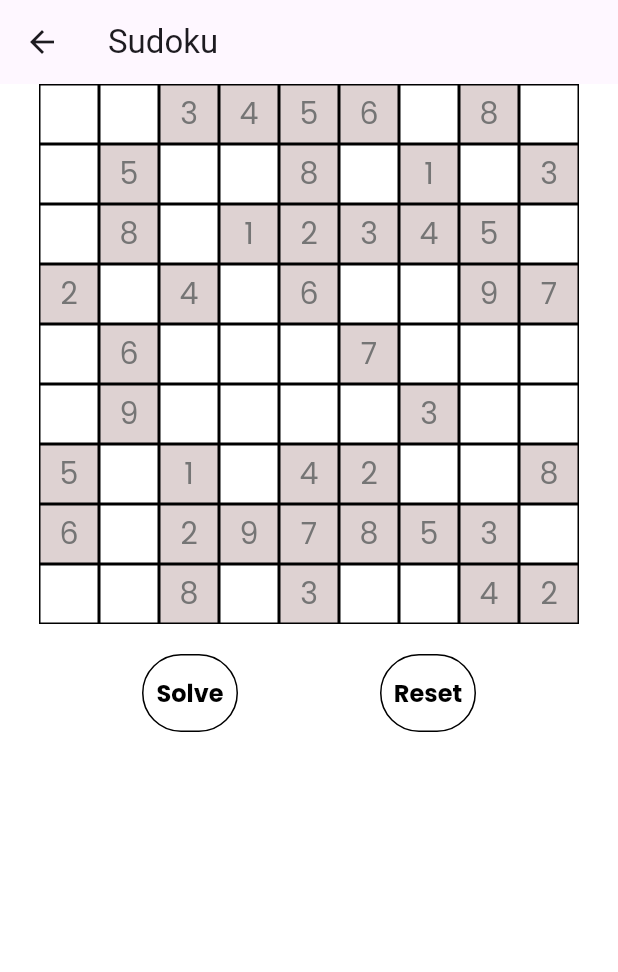
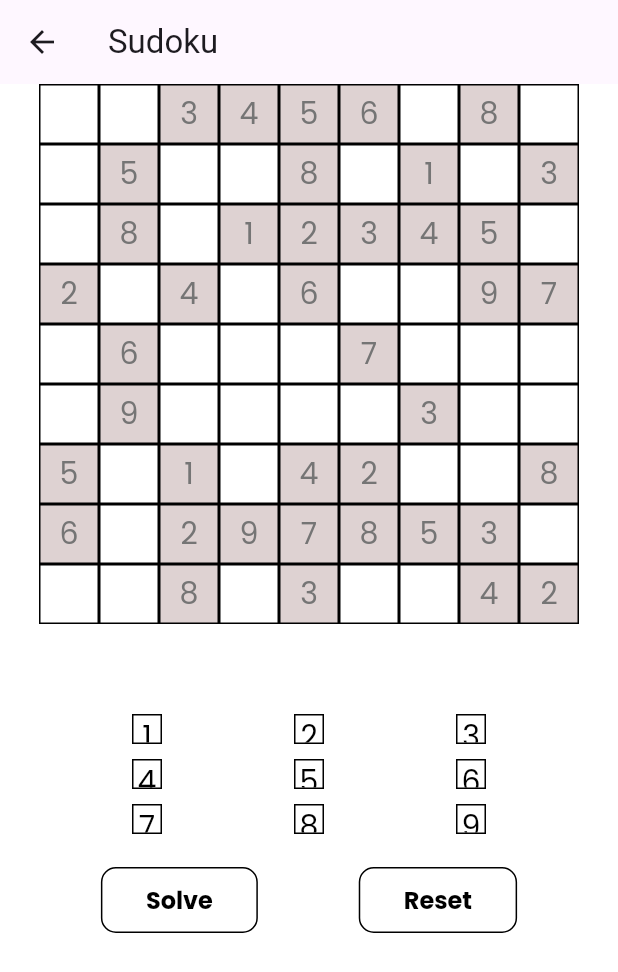
Before and after one commit to CNShreyaMehta/flutterDemoApp, a Flutter app: the SudokuScreen screen opened directly, on a phone screen of 412 x 824 dp. Shown: the top 972 px of the screen. Run offline on Flutter 3.47's test engine with Material 3 defaults, Android fonts, the phone set to English and light mode, and no system bars; our stand-ins replace flutter_otp_text_field, fluttertoast, get, get_storage, google_fonts, shared_preferences; accounts and stored records are empty.

```diff
--- a/lib/presentation/screens/sudoku_screen.dart
+++ b/lib/presentation/screens/sudoku_screen.dart
@@ -116,6 +116,12 @@
       solveSudoku(gridData);
     });
   }
+  Row buildRow(List<String?> texts) {
+    return Row(
+      mainAxisAlignment: MainAxisAlignment.spaceEvenly,
+      children: texts.map((text) => NumberBox(text: text)).toList(),
+    );
+  }
 
   @override
   Widget build(BuildContext context) {
@@ -179,23 +185,81 @@
                         ),
                       );
                     }).toList(),
+
                   );
                 }).toList(),
               ),
             ),
             const SizedBox(height: 20),
-            Row(
+       const SizedBox(
+              height: 20,
+
+            ),
+            Container(
+              //color: Colors.blue,
+              alignment: Alignment.center,
+              child: Padding(
+                padding: const EdgeInsets.symmetric(vertical: 20),
+                child: Column(
+                  mainAxisAlignment: MainAxisAlignment.center,
+                  children: [
+                    buildRow(['1', '2', '3']),
+                    const SizedBox(height: 10),
+                    buildRow(['4', '5', '6']),
+                    const SizedBox(height: 10),
+                    buildRow(['7', '8', '9']),
+                  ],
+                ),
+              ),
+            ),
+            Container(
+
+              //color: Colors.blue,
+              //height: 100,
+              alignment: Alignment.center,
+              child: Row(
                 mainAxisAlignment: MainAxisAlignment.spaceEvenly,
                 children: [
                   OutlinedButton(
+                    style: OutlinedButton.styleFrom(
+                      foregroundColor: Colors.black,
+                      side: const BorderSide(color: Colors.black),
+                      padding: const EdgeInsets.symmetric(
+                          vertical: 10, horizontal: 30),
+                      shape: RoundedRectangleBorder(
+                        borderRadius: BorderRadius.circular(10),
+                      ),
+                      textStyle: const TextStyle(
+                        fontSize: 16,
+                        fontWeight: FontWeight.bold,
+                        fontFamily: 'Poppins',
+                      ),
+                      backgroundColor: Colors.white,
+                    ),
                     onPressed: solveData,
                     child: const Text("Solve"),
                   ),
                   OutlinedButton(
+                    style: OutlinedButton.styleFrom(
+                      foregroundColor: Colors.black,
+                      side: const BorderSide(color: Colors.black),
+                      padding: const EdgeInsets.symmetric(
+                          vertical: 10, horizontal: 30),
+                      shape: RoundedRectangleBorder(
+                        borderRadius: BorderRadius.circular(10),
+                      ),
+                      textStyle: const TextStyle(
+                        fontSize: 16,
+                        fontWeight: FontWeight.bold,
+                        fontFamily: 'Poppins',
+                      ),
+                      backgroundColor: Colors.white,
+                    ),
                     onPressed: resetValue,
                     child: const Text("Reset"),
                   ),
                 ],
+              ),
             ),
           ],
         ),
@@ -203,3 +267,31 @@
     );
   }
 }
+class NumberBox extends StatelessWidget {
+  final String? text;
+
+  const NumberBox({super.key, this.text});
+
+  @override
+  Widget build(BuildContext context) {
+    return InkWell(
+      onTap: () {
+        print('tapped');
+      },
+      child: Container(
+        width: 20,
+        height: 20,
+        decoration: BoxDecoration(
+          border: Border.all(color: Colors.black),
+        ),
+        alignment: Alignment.center,
+        child: text != null
+            ? Text(
+                text!,
+                style: const TextStyle(fontSize: 20, color: Colors.black),
+              )
+            : null,
+      ),
+    );
+  }
+}
```
Lines whose indentation alone changed are shown as unchanged.
